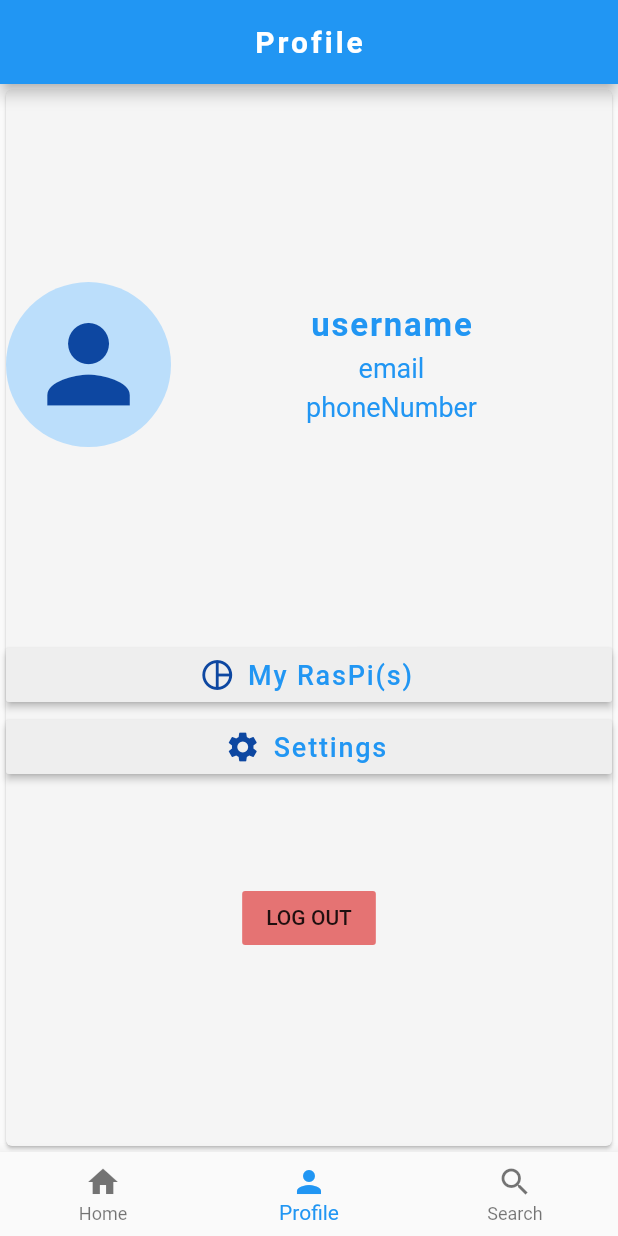
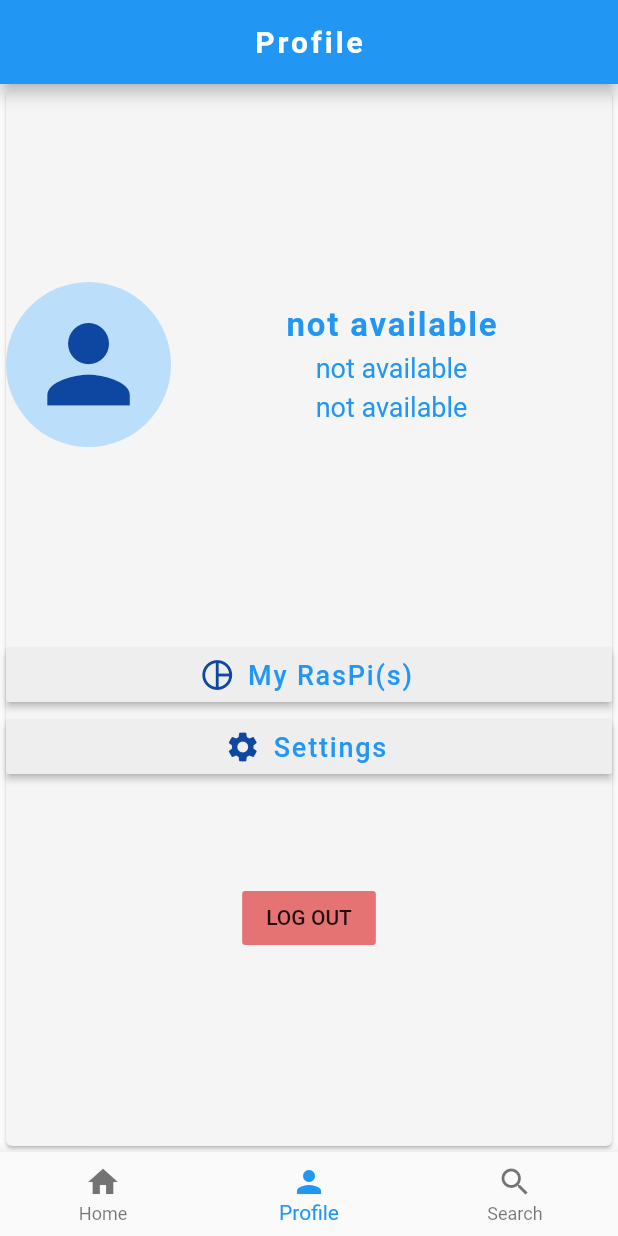
Before and after one commit to YouqinS/ADPProject-NokiaDC, a Flutter app: the screen it shows once a user with an empty profile is signed in, swiped to page 2, on a phone screen of 412 x 824 dp. Run offline on Flutter 3.47's test engine with Material 2 defaults, Android fonts, the phone set to English and light mode, and no system bars; our stand-ins replace cloud_firestore, firebase_auth, firebase_core, flutter_map, flutter_spinkit, geolocator and 1 more; accounts and stored records are empty.

Commit message:
UI with data from db
* home
* pi_data
* profile
* my_pi

```diff
--- a/RasPiFinder/lib/home/home_page.dart
+++ b/RasPiFinder/lib/home/home_page.dart
@@ -1,6 +1,7 @@
 import 'package:RasPiFinder/add_pi/add_pi.dart';
 import 'package:RasPiFinder/components/navigate.dart';
 import 'package:RasPiFinder/models/rasps.dart';
+import 'package:RasPiFinder/models/user.dart';
 import 'package:flutter/material.dart';
 import 'package:RasPiFinder/services/database.dart';
 import 'package:provider/provider.dart';
--- a/RasPiFinder/lib/home/product_tile.dart
+++ b/RasPiFinder/lib/home/product_tile.dart
@@ -10,21 +10,23 @@ class ProductTile extends StatelessWidget {
 
   @override
   Widget build(BuildContext context) {
+    var available = (rasp.userID == null || rasp.userID.isEmpty);
     return Padding(
       padding: const EdgeInsets.only(top: 8.0),
       child: GestureDetector(
         onTap: () {
-          navigateToPage(context, PiData(showUpdateBtn: false, showUnregisterBtn: false,));
+          navigateToPage(context, PiData(showUpdateBtn: false, showUnregisterBtn: false, rasp: rasp,));
         },
         child: Card(
           margin: EdgeInsets.fromLTRB(20.0, 6.0, 20.0, 0.0),
           child: ListTile(
             leading: CircleAvatar(
               radius: 25.0,
-             // backgroundColor: Colors.green[rasp.availability],
+              backgroundColor: available ? Colors.green :  Colors.red,
+              child: Text(available ? "free" : "in use", style: TextStyle(color: Colors.white),),
             ),
-            title: Text(rasp.modelNumber),
-            subtitle: Text(rasp.software==null ? "software" : rasp.software),
+            title: Text("model: "+ rasp.modelNumber),
+            subtitle: Text("sw: " + (rasp.software==null ? "software" : rasp.software)),
           ),
         ),
       ),
--- a/RasPiFinder/lib/navigation_screen.dart
+++ b/RasPiFinder/lib/navigation_screen.dart
@@ -5,6 +5,7 @@ import 'package:RasPiFinder/profile/profile.dart';
 import 'package:RasPiFinder/search/search_page.dart';
 import 'package:provider/provider.dart';
 import 'models/rasps.dart';
+import 'models/user.dart';
 
 class NavigationPage extends StatefulWidget {
   @override
@@ -30,8 +31,13 @@ class _NavigationPageState extends State<NavigationPage> {
   Widget build(BuildContext context) {
     List<Widget> _screens = [HomePage(), Profile(), SearchPage()];
 
-    return StreamProvider<List<Rasp>>.value(
-      value: DatabaseService().rasps,
+    // return StreamProvider<List<Rasp>>.value(
+    //   value: DatabaseService().rasps,
+    return MultiProvider(
+      providers: [
+        StreamProvider<List<Rasp>>.value(value: DatabaseService().rasps),
+        StreamProvider<List<UserData>>.value(value: DatabaseService().users)
+      ],
       child: Scaffold(
         body: PageView(
           controller: _pageController,
--- a/RasPiFinder/lib/profile/my_pi.dart
+++ b/RasPiFinder/lib/profile/my_pi.dart
@@ -38,7 +38,7 @@ class _MyRasPiState extends State<MyRasPi> {
         itemBuilder: (BuildContext context, int index) {
           return GestureDetector(
             onTap: () {
-              navigateToPage(context, PiData(showUpdateBtn: true, showUnregisterBtn: true,));
+              navigateToPage(context, PiData(showUpdateBtn: true, showUnregisterBtn: true, rasp: myPies[index],));
             },
             child: Card(
               elevation: 0.01,
--- a/RasPiFinder/lib/profile/profile.dart
+++ b/RasPiFinder/lib/profile/profile.dart
@@ -58,8 +58,7 @@ class ProfileState extends State<Profile> with AutomaticKeepAliveClientMixin {
                     child: Column(
                       children: [
                         Text(
-                          "username",
-                         // userData.username == null ? notAvail : userData.username,
+                          userData.username.isEmpty ? notAvail : userData.username,
                           style: TextStyle(
                             color: Colors.blue,
                             fontWeight: FontWeight.bold,
@@ -75,8 +74,7 @@ class ProfileState extends State<Profile> with AutomaticKeepAliveClientMixin {
                         ),
                         Text(
                           //TODO change to EMAIL
-                        //  userData.email == null ? notAvail : userData.email,
-                          'email',
+                          userData.email.isEmpty ? notAvail : userData.email,
                           style: TextStyle(
                             color: Colors.blue,
                             fontSize: 18,
@@ -90,8 +88,7 @@ class ProfileState extends State<Profile> with AutomaticKeepAliveClientMixin {
                         ),
                         Text(
                           //TODO change to PHONE NUMBER
-                          'phoneNumber',
-                         // userData.phoneNumber == null ? notAvail : userData.phoneNumber,
+                          userData.phoneNumber.isEmpty ? notAvail : userData.phoneNumber,
                           style: TextStyle(
                             color: Colors.blue,
                             fontSize: 18,
--- a/RasPiFinder/lib/search/search_page.dart
+++ b/RasPiFinder/lib/search/search_page.dart
@@ -30,7 +30,7 @@ class _SearchPageState extends State<SearchPage>
   Widget _buildRow(String name) {
     return GestureDetector(
       onTap: () {
-        navigateToPage(context, PiData(showUpdateBtn: false, showUnregisterBtn: false,));
+       // navigateToPage(context, PiData(showUpdateBtn: false, showUnregisterBtn: false,));
       },
       child: ListTile(
         title: Text(name, style: _biggerFont),
--- a/RasPiFinder/lib/services/database.dart
+++ b/RasPiFinder/lib/services/database.dart
@@ -54,9 +54,9 @@ class DatabaseService {
     print(   snapshot.data());
     return UserData(
       uid: uid,
-      phoneNumber: snapshot.data()['phoneNumber'] ?? "phone number",
-      username: snapshot.data()['username'] ?? "username",
-      email: snapshot.data()['email'] ?? "email",
+      phoneNumber: snapshot.data()['phoneNumber'] ?? "",
+      username: snapshot.data()['username'] ?? "",
+      email: snapshot.data()['email'] ?? "",
     );
   }
 
```
Also changed, not shown: RasPiFinder/lib/pi_data/pi_data.dart (+17 -11 lines).
